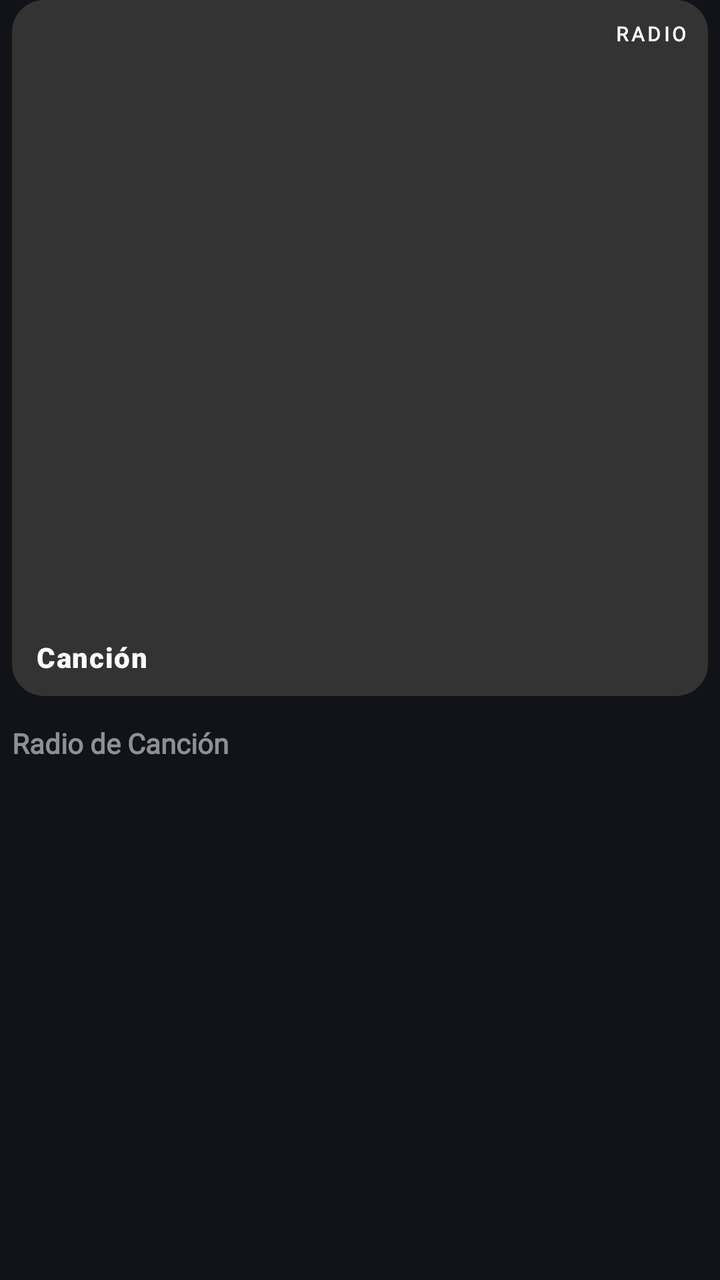
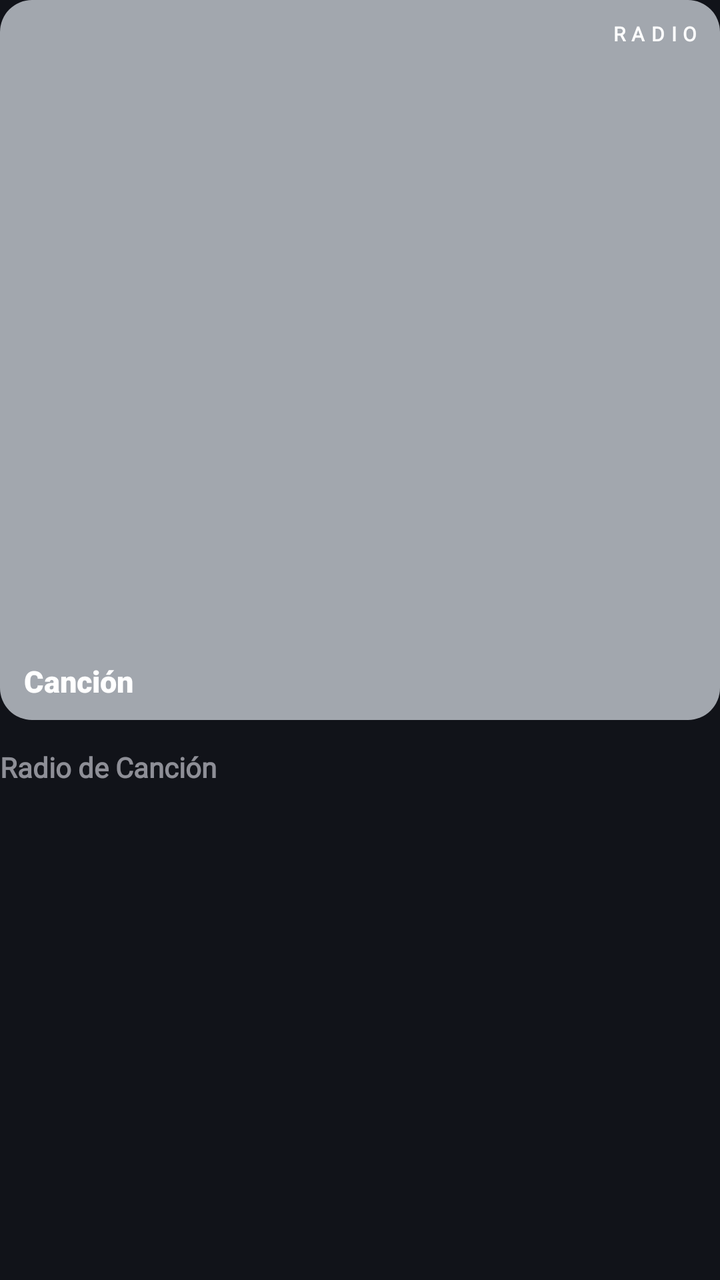

Two renders of the same Android screen: before a commit and after it. Below are the layout's source before the change and the commit's diff.
<!-- AndroidManifest.xml: application theme Theme.Sleppify -->
<!-- res/layout/item_radio_carousel.xml -->
<?xml version="1.0" encoding="utf-8"?>
<LinearLayout xmlns:android="http://schemas.android.com/apk/res/android"
    xmlns:app="http://schemas.android.com/apk/res-auto"
    android:layout_width="match_parent"
    android:layout_height="wrap_content"
    android:orientation="vertical"
    android:paddingHorizontal="6dp">

    <com.google.android.material.card.MaterialCardView
        android:id="@+id/cardRadio"
        android:layout_width="match_parent"
        android:layout_height="wrap_content"
        app:cardCornerRadius="16dp"
        app:cardElevation="0dp"
        app:strokeWidth="0dp"
        android:clickable="false"
        android:focusable="false">

        <androidx.constraintlayout.widget.ConstraintLayout
            android:layout_width="match_parent"
            android:layout_height="wrap_content">

            
            <View
                android:id="@+id/vRadioBg"
                android:layout_width="0dp"
                android:layout_height="0dp"
                android:background="#333333"
                app:layout_constraintDimensionRatio="1:1"
                app:layout_constraintTop_toTopOf="parent"
                app:layout_constraintStart_toStartOf="parent"
                app:layout_constraintEnd_toEndOf="parent" />

            
            <ImageView
                android:id="@+id/ivRadioComposite"
                android:layout_width="0dp"
                android:layout_height="0dp"
                android:scaleType="fitXY"
                android:contentDescription="@null"
                app:layout_constraintDimensionRatio="1:1"
                app:layout_constraintTop_toTopOf="@id/vRadioBg"
                app:layout_constraintBottom_toBottomOf="@id/vRadioBg"
                app:layout_constraintStart_toStartOf="@id/vRadioBg"
                app:layout_constraintEnd_toEndOf="@id/vRadioBg" />

            
            <TextView
                android:id="@+id/tvRadioBadge"
                android:layout_width="wrap_content"
                android:layout_height="wrap_content"
                android:text="RADIO"
                android:textColor="#FFFFFF"
                android:textSize="10sp"
                android:textStyle="bold"
                android:textFontWeight="900"
                android:fontFamily="@font/inter_variable"
                android:letterSpacing="0.15"
                android:layout_marginTop="10dp"
                android:layout_marginEnd="10dp"
                app:layout_constraintTop_toTopOf="@id/vRadioBg"
                app:layout_constraintEnd_toEndOf="@id/vRadioBg" />

            
            <TextView
                android:id="@+id/tvRadioTitle"
                android:layout_width="0dp"
                android:layout_height="wrap_content"
                android:layout_marginHorizontal="12dp"
                android:layout_marginBottom="10dp"
                android:singleLine="true"
                android:ellipsize="none"
                android:text="Canción"
                android:textColor="#FFFFFF"
                android:textSize="14sp"
                android:textStyle="bold"
                android:fontFamily="sans-serif-black"
                android:letterSpacing="0.04"
                app:layout_constraintBottom_toBottomOf="@id/vRadioBg"
                app:layout_constraintStart_toStartOf="@id/vRadioBg"
                app:layout_constraintEnd_toEndOf="@id/vRadioBg" />

        </androidx.constraintlayout.widget.ConstraintLayout>
    </com.google.android.material.card.MaterialCardView>

    
    <TextView
        android:id="@+id/tvRadioName"
        android:layout_width="match_parent"
        android:layout_height="wrap_content"
        android:paddingTop="16dp"
        android:paddingBottom="2dp"
        android:text="Radio de Canción"
        android:alpha="0.6"
        android:textColor="@color/text_primary"
        android:textSize="14sp"
        android:textStyle="bold"
        android:fontFamily="@font/inter_variable"
        android:maxLines="2"
        android:ellipsize="end"
        android:includeFontPadding="false" />

</LinearLayout>
<!-- resources referenced by this layout -->
<resources>
  <color name="text_primary">#e2e2eb</color>
  <style name="Theme.Sleppify" parent="Base.Theme.Sleppify" />
  <style name="Base.Theme.Sleppify" parent="Theme.Material3.Dark.NoActionBar">
          
          <item name="colorPrimary">@color/stitch_blue</item>
          <item name="colorSecondary">@color/stitch_blue_light</item>
          <item name="android:windowBackground">@color/surface_dark</item>
          <item name="android:navigationBarColor">@color/surface_dark</item>
          <item name="android:statusBarColor">@color/surface_dark</item>
          <item name="android:textColorPrimary">@color/text_primary</item>
          <item name="android:textColorSecondary">@color/text_secondary</item>
      </style>
  <color name="stitch_blue">#AEC7FD</color>
  <color name="stitch_blue_light">#AEC7FD</color>
  <color name="surface_dark">#111319</color>
  <color name="text_secondary">#c3c6d5</color>
</resources>

<!-- the commit's change to res/layout/item_radio_carousel.xml (unified diff, before → after) -->
@@ -3,8 +3,7 @@
     xmlns:app="http://schemas.android.com/apk/res-auto"
     android:layout_width="match_parent"
     android:layout_height="wrap_content"
-    android:orientation="vertical"
-    android:paddingHorizontal="6dp">
+    android:orientation="vertical">
 
     <com.google.android.material.card.MaterialCardView
         android:id="@+id/cardRadio"
@@ -25,7 +24,7 @@
                 android:id="@+id/vRadioBg"
                 android:layout_width="0dp"
                 android:layout_height="0dp"
-                android:background="#333333"
+                android:background="#A2A7AE"
                 app:layout_constraintDimensionRatio="1:1"
                 app:layout_constraintTop_toTopOf="parent"
                 app:layout_constraintStart_toStartOf="parent"
@@ -46,38 +45,37 @@
 
             
             <TextView
-                android:id="@+id/tvRadioBadge"
-                android:layout_width="wrap_content"
-                android:layout_height="wrap_content"
-                android:text="RADIO"
-                android:textColor="#FFFFFF"
-                android:textSize="10sp"
-                android:textStyle="bold"
-                android:textFontWeight="900"
-                android:fontFamily="@font/inter_variable"
-                android:letterSpacing="0.15"
-                android:layout_marginTop="10dp"
-                android:layout_marginEnd="10dp"
-                app:layout_constraintTop_toTopOf="@id/vRadioBg"
-                app:layout_constraintEnd_toEndOf="@id/vRadioBg" />
-
-            
-            <TextView
                 android:id="@+id/tvRadioTitle"
                 android:layout_width="0dp"
                 android:layout_height="wrap_content"
                 android:layout_marginHorizontal="12dp"
                 android:layout_marginBottom="10dp"
-                android:singleLine="true"
-                android:ellipsize="none"
+                android:maxLines="1"
+                android:ellipsize="end"
+                android:gravity="start"
+                android:includeFontPadding="false"
                 android:text="Canción"
                 android:textColor="#FFFFFF"
-                android:textSize="14sp"
-                android:textStyle="bold"
+                android:textSize="15sp"
                 android:fontFamily="sans-serif-black"
-                android:letterSpacing="0.04"
                 app:layout_constraintBottom_toBottomOf="@id/vRadioBg"
                 app:layout_constraintStart_toStartOf="@id/vRadioBg"
+                app:layout_constraintEnd_toEndOf="@id/vRadioBg" />
+
+            
+            <TextView
+                android:id="@+id/tvRadioBadge"
+                android:layout_width="wrap_content"
+                android:layout_height="wrap_content"
+                android:layout_marginTop="10dp"
+                android:layout_marginEnd="10dp"
+                android:text="RADIO"
+                android:textColor="#FFFFFF"
+                android:textSize="10sp"
+                android:textStyle="bold"
+                android:fontFamily="@font/inter_variable"
+                android:letterSpacing="0.32"
+                app:layout_constraintTop_toTopOf="@id/vRadioBg"
                 app:layout_constraintEnd_toEndOf="@id/vRadioBg" />
 
         </androidx.constraintlayout.widget.ConstraintLayout>
